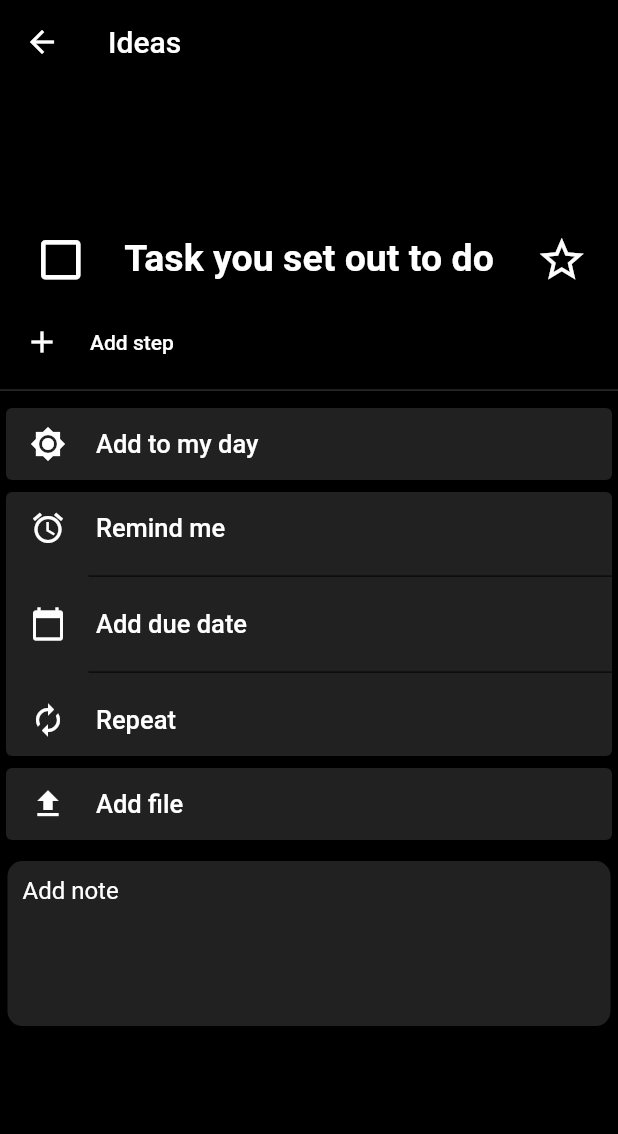
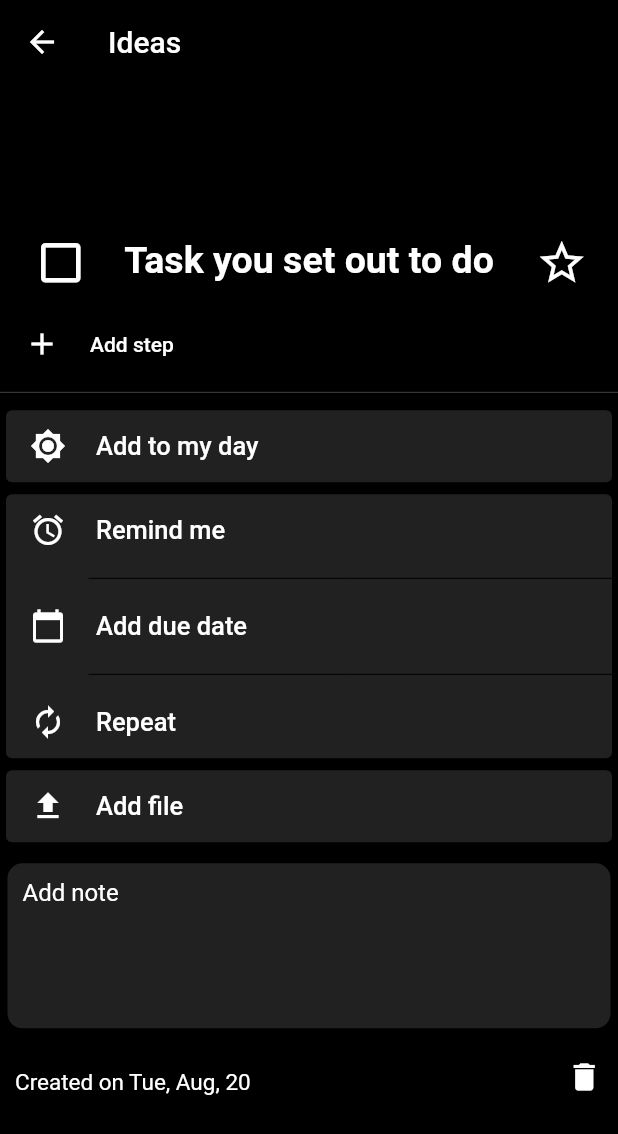
Before and after one commit to dabigjoe6/Microsoft-To-Do-Clone, a Flutter app: the TodoScreen screen opened directly, on a phone screen of 412 x 824 dp. Shown: the top 1134 px of the screen. Run offline on Flutter 3.47's test engine with Material 2 defaults, Android fonts, the phone set to English and light mode, and no system bars.

Commit message:
Change the bottom stuff ui in TodoScreen

```diff
--- a/lib/screens/todoScreen/TodoScreen.dart
+++ b/lib/screens/todoScreen/TodoScreen.dart
@@ -14,7 +14,8 @@ class TodoScreen extends StatelessWidget {
                 IconButton(icon: Icon(Icons.arrow_back), onPressed: () {})),
         body: Center(
             child: SingleChildScrollView(
-                child: Column(children: <Widget>[
+                child:
+          Column(children: <Widget>[
             Container(
                 padding: EdgeInsets.symmetric(horizontal: 15),
                 child: Row(
@@ -113,8 +114,8 @@ class TodoScreen extends StatelessWidget {
                     child: TextField(
                         style: TextStyle(color: Colors.white),
                         decoration: InputDecoration(
-                          border:
-                              UnderlineInputBorder(borderSide: BorderSide.none),
+                            border: UnderlineInputBorder(
+                                borderSide: BorderSide.none),
                             contentPadding: EdgeInsets.all(10),
                             hintText: 'Add note',
                             hintStyle: TextStyle(color: Colors.white)),
@@ -124,15 +125,26 @@ class TodoScreen extends StatelessWidget {
                         maxLines: null,
                         minLines: null),
                     height: 110)),
-          Align(
-              alignment: Alignment.bottomCenter,
+                    Container(
+                      margin: EdgeInsets.only(top: 20),
+                  padding: EdgeInsets.symmetric(horizontal: 10),
                   child: Row(
                     mainAxisAlignment: MainAxisAlignment.spaceBetween,
+                    crossAxisAlignment: CrossAxisAlignment.end,
                     children: <Widget>[
-                  Text('Created on Tue, Aug, 20'),
-                  IconButton(icon: Icon(Icons.delete), onPressed: () {})
+                      Text('Created on Tue, Aug, 20',
+                          style: TextStyle(color: Colors.white, fontSize: 15)),
+                      Container(
+                        height: 25,
+                        width: 25,
+                        child: IconButton(
+                        alignment: Alignment.center,
+                        padding: EdgeInsets.all(0),
+                          icon: Icon(Icons.delete, color: Colors.white),
+                          onPressed: () {}))
                     ],
                   ))
-        ]))));
+          ]),
+         )));
   }
 }
```
Lines whose indentation alone changed are shown as unchanged.
